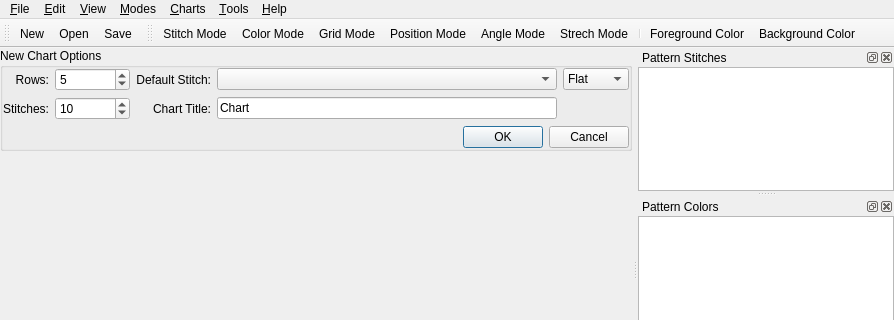
Old version of the form src/mainwindow.ui in the repository iPenguin/CrochetCharts; both pictures show x 0 to 894 and y 0 to 320 of the 894 by 511 pixel window.
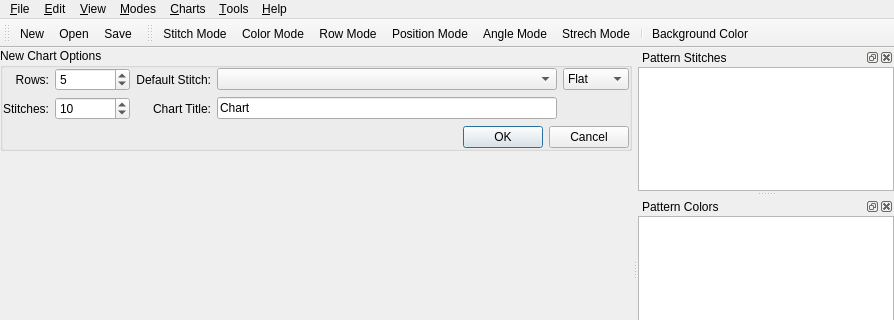
New version of the form. Icons and pictures are not drawn.

Commit message: Added Shortcuts to menu options

```diff
--- a/src/mainwindow.ui
+++ b/src/mainwindow.ui
@@ -488,7 +488,6 @@
    <addaction name="actionAngleMode"/>
    <addaction name="actionStrechMode"/>
    <addaction name="separator"/>
-   <addaction name="actionColorSelectorFg"/>
    <addaction name="actionColorSelectorBg"/>
   </widget>
   <action name="actionNew">
@@ -758,7 +757,7 @@
      <normaloff>:/images/insert_stitch.svg</normaloff>:/images/insert_stitch.svg</iconset>
    </property>
    <property name="text">
-    <string>Grid Mode</string>
+    <string>Row Mode</string>
    </property>
    <property name="toolTip">
     <string>Edit lines and points used on the chart</string>
```
Left out of the diff: 43 changed lines with no effect on the pictures. The commit also changes 1 other file.
